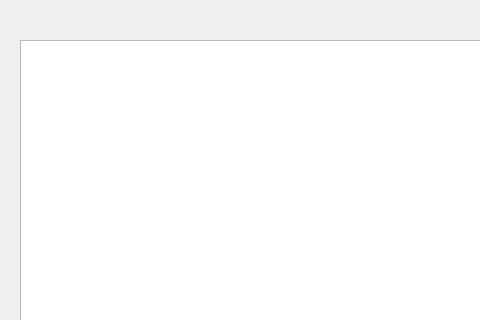
Above: LabWork_7/Task_5/mainwindow.ui from deviyan13/Labs2Sem before the change; both pictures show x 0 to 480 and y 0 to 320 of the 800 by 600 pixel window. Below: the same form after it.
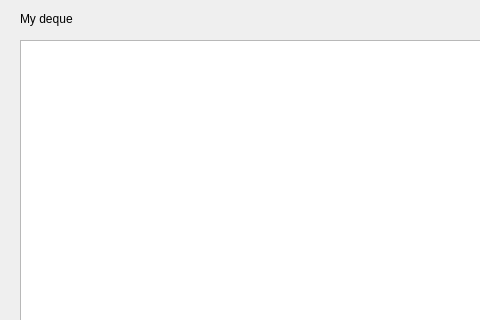
That is the form after the change.

What changed in the file:
```diff
--- a/LabWork_7/Task_5/mainwindow.ui
+++ b/LabWork_7/Task_5/mainwindow.ui
@@ -151,6 +151,19 @@
      <string>clear()</string>
     </property>
    </widget>
+   <widget class="QLabel" name="label_3">
+    <property name="geometry">
+     <rect>
+      <x>20</x>
+      <y>10</y>
+      <width>66</width>
+      <height>17</height>
+     </rect>
+    </property>
+    <property name="text">
+     <string>My deque</string>
+    </property>
+   </widget>
   </widget>
   <widget class="QMenuBar" name="menubar">
    <property name="geometry">
```
